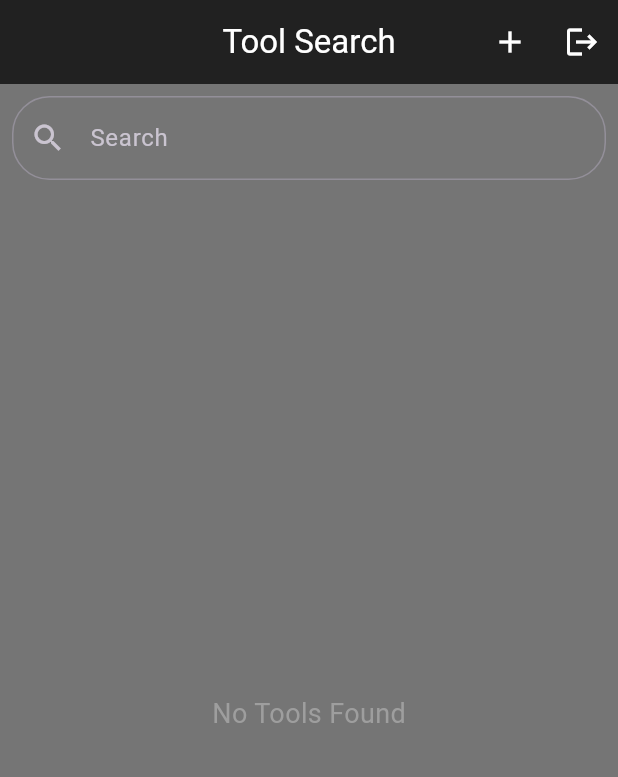
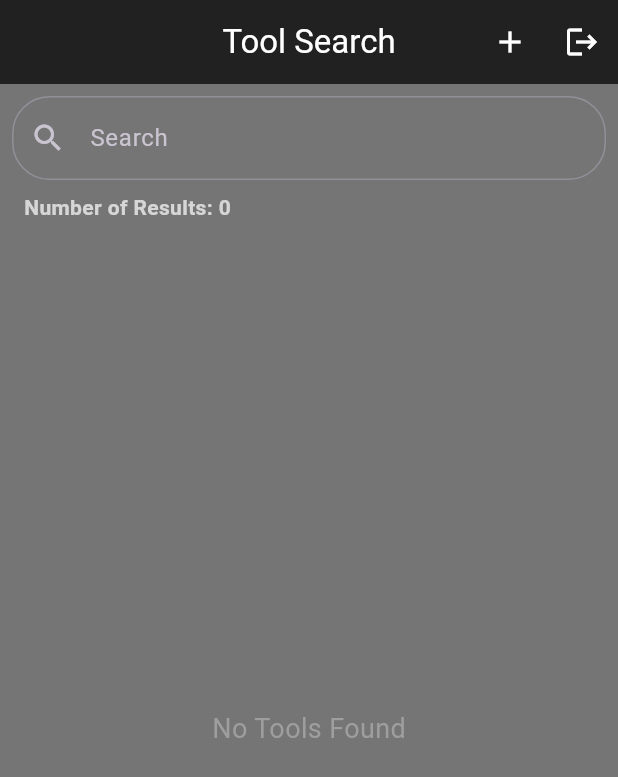
Before and after one commit to DuckieOnQuacks/ToolTrack, a Flutter app: the AdminToolsPage screen opened directly, on a phone screen of 412 x 824 dp. Shown: the top 777 px of the screen. Run offline on Flutter 3.47's test engine with Material 3 defaults, Android fonts, the phone set to English and light mode, and no system bars; our stand-ins replace another_flushbar, camera, cloud_firestore, easy_debounce, firebase_auth, firebase_core and 3 more; missing offline and left inert: google_mlkit_barcode_scanning; accounts and stored records are empty.

Commit message:
Added results counting

```diff
--- a/lib/admin/tools/tools.dart
+++ b/lib/admin/tools/tools.dart
@@ -20,6 +20,7 @@ class _AdminToolsPageState extends State<AdminToolsPage> {
   TextEditingController searchController = TextEditingController();
   late Future<List<Tool>> filteredTools;
   late List<Color> shuffledColors;
+  final ValueNotifier<int> toolCountNotifier = ValueNotifier<int>(0);
 
   final List<Color> cncShopColors = [
     const Color(0xFF2E7D32), // Green
@@ -53,12 +54,14 @@ class _AdminToolsPageState extends State<AdminToolsPage> {
     filteredTools = tools!;
     shuffledColors = getRandomlyAssortedColors(cncShopColors);
     searchController.addListener(_onSearchChanged);
+    updateToolCount();
   }
 
   @override
   void dispose() {
     searchController.removeListener(_onSearchChanged);
     searchController.dispose();
+    toolCountNotifier.dispose();
     super.dispose();
   }
 
@@ -75,12 +78,19 @@ class _AdminToolsPageState extends State<AdminToolsPage> {
       if (query.isNotEmpty) {
         filteredTools = tools!.then((allTools) => allTools.where((tool) {
           return tool.status.toLowerCase().contains(query.toLowerCase()) ||
-                  tool.gageID.toLowerCase().contains(query.toLowerCase()) ||
+              tool.gageID.toLowerCase().contains(query.toLowerCase()) || tool.gageType.toLowerCase().contains(query.toLowerCase()) ||
               tool.checkedOutTo.toLowerCase().contains(query.toLowerCase());
         }).toList());
       } else {
         filteredTools = tools!;
       }
+    });
+    updateToolCount();
+  }
+
+  void updateToolCount() {
+    filteredTools.then((list) {
+      toolCountNotifier.value = list.length;
     });
   }
 
@@ -90,6 +100,7 @@ class _AdminToolsPageState extends State<AdminToolsPage> {
       filteredTools = tools!;
       shuffledColors = getRandomlyAssortedColors(cncShopColors);
     });
+    updateToolCount();
   }
 
   @override
@@ -126,13 +137,31 @@ class _AdminToolsPageState extends State<AdminToolsPage> {
               controller: searchController,
               decoration: const InputDecoration(
                 labelText: "Search",
-                hintText: "Search by user, tool ID, or tool status",
+                hintText: "Search by user, tool ID, tool status, or tool type",
                 prefixIcon: Icon(Icons.search),
                 border: OutlineInputBorder(
                   borderRadius: BorderRadius.all(Radius.circular(25.0)),
                 ),
               ),
             ),
+          ),
+          ValueListenableBuilder<int>(
+            valueListenable: toolCountNotifier,
+            builder: (context, count, child) {
+              return Padding(
+                padding: const EdgeInsets.only(left: 16.0),
+                child: Align(
+                  alignment: Alignment.centerLeft,
+                  child: Text(
+                    'Number of Results: $count',
+                    style: const TextStyle(
+                      fontSize: 14,
+                      fontWeight: FontWeight.bold,
+                    ),
+                  ),
+                ),
+              );
+            },
           ),
           Expanded(
             child: RefreshIndicator(
```
Also changed, not shown: lib/admin/workorder/edit_workorder.dart (+45 -28 lines), lib/admin/workorder/workorder.dart (+29 -0 lines). Lines whose indentation alone changed are shown as unchanged.
